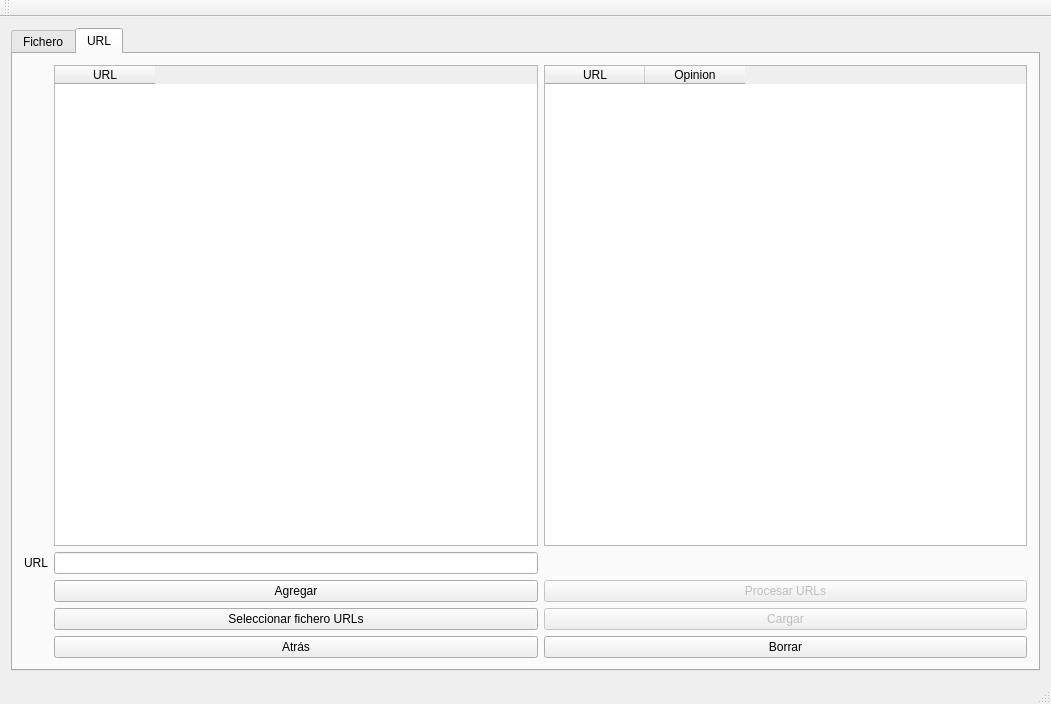
The window that Interfaces/view_load_files.ui (adrianvillanueva997/computation_lab_2) describes before a commit, drawn with Qt 5.
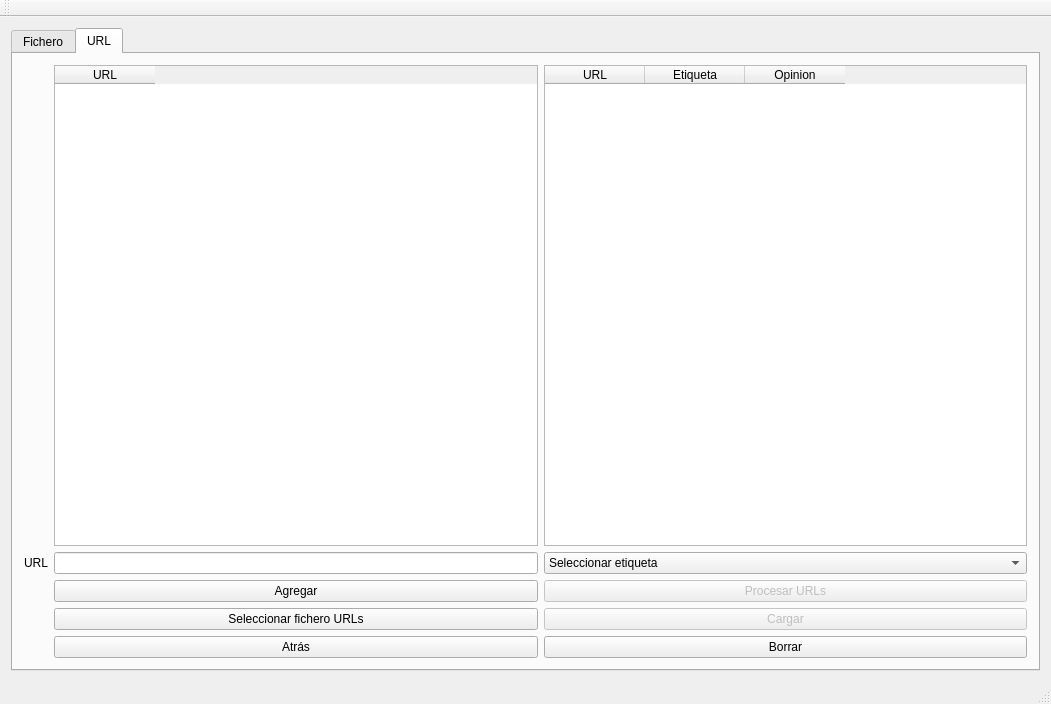
The same window after the commit.

```diff
--- a/Interfaces/view_load_files.ui
+++ b/Interfaces/view_load_files.ui
@@ -141,6 +141,11 @@
             <string>URL</string>
            </property>
           </column>
+          <column>
+           <property name="text">
+            <string>Etiqueta</string>
+           </property>
+          </column>
           <column>
            <property name="text">
             <string>Opinion</string>
@@ -219,6 +224,20 @@
           </property>
          </widget>
         </item>
+        <item row="2" column="2">
+         <widget class="QComboBox" name="URL_comboBox_labels">
+          <item>
+           <property name="text">
+            <string>Seleccionar etiqueta</string>
+           </property>
+          </item>
+          <item>
+           <property name="text">
+            <string>Unlabeled</string>
+           </property>
+          </item>
+         </widget>
+        </item>
        </layout>
       </widget>
      </widget>
```
